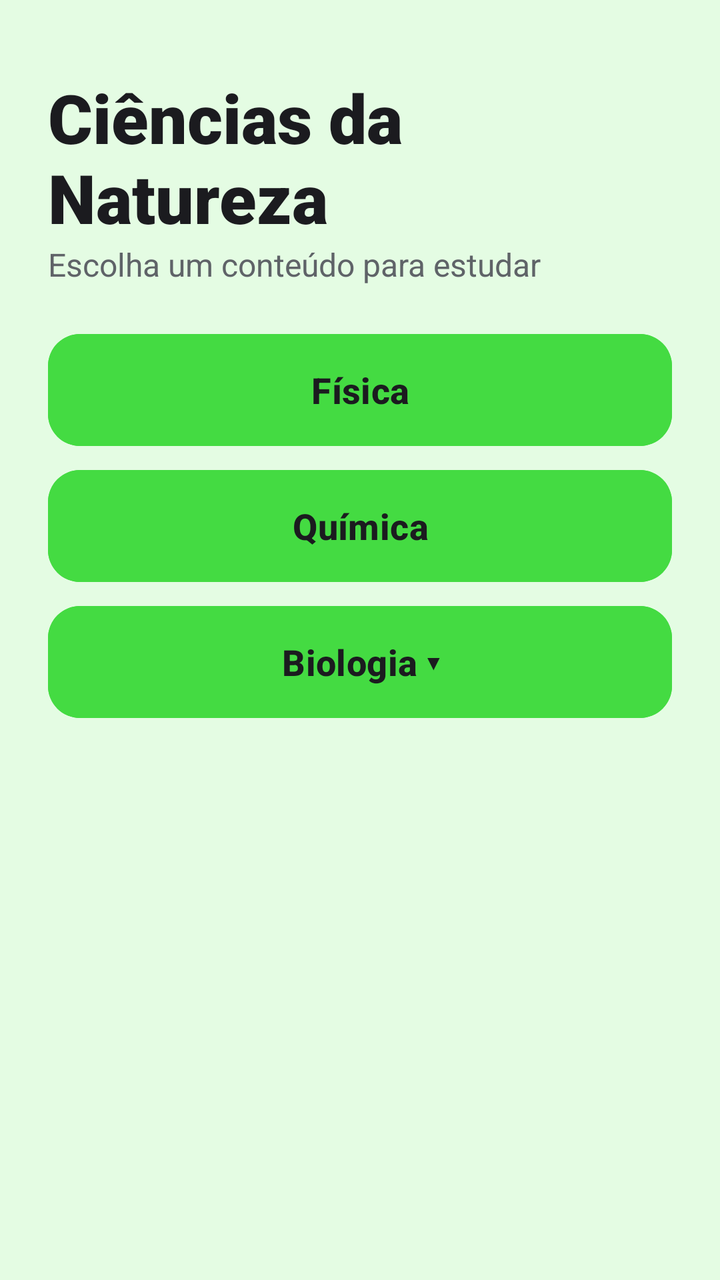
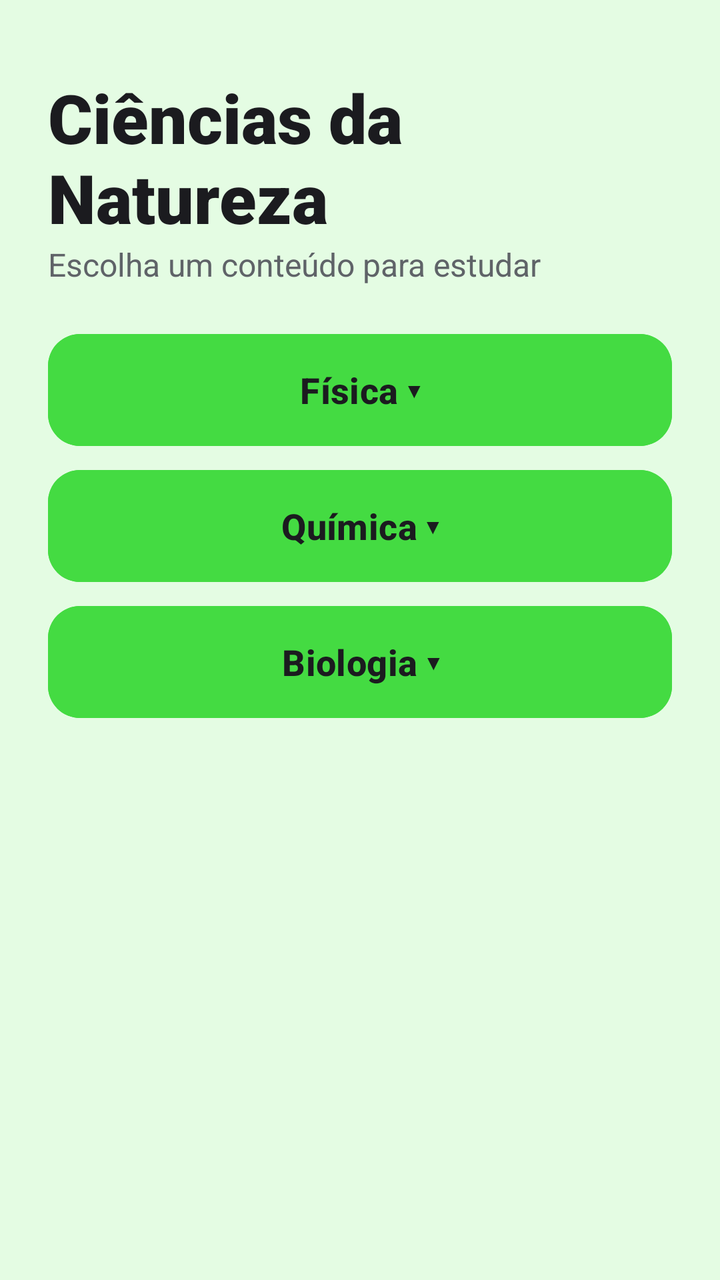

An Android layout rendered at two revisions. The XML below is the earlier revision; the diff shows what the commit changed to produce the second picture.
<!-- AndroidManifest.xml: application theme Theme.BrainUpPrototipo -->
<!-- res/layout/fragment_ciencias_natureza.xml -->
<?xml version="1.0" encoding="utf-8"?>
<ScrollView xmlns:android="http://schemas.android.com/apk/res/android" xmlns:app="http://schemas.android.com/apk/res-auto" xmlns:tools="http://schemas.android.com/tools"
    android:layout_width="match_parent"
    android:layout_height="match_parent"
    android:background="@color/fundocienciasnatureza"
    android:fillViewport="true">

    <LinearLayout
        android:layout_width="match_parent"
        android:layout_height="wrap_content"
        android:orientation="vertical"
        android:padding="24dp">

        <TextView
            android:layout_width="wrap_content"
            android:layout_height="wrap_content"
            android:layout_marginTop="12dp"
            android:fontFamily="sans-serif-black"
            android:text="Ciências da Natureza"
            android:textColor="@color/texto_primario"
            android:textSize="34sp" />

        <TextView
            android:layout_width="wrap_content"
            android:layout_height="wrap_content"
            android:layout_marginBottom="12dp"
            android:text="Escolha um conteúdo para estudar"
            android:textColor="@color/texto_secundario"
            android:textSize="16sp" />

        <Button
            android:id="@+id/btfisica"
            style="@style/BrainUp.Botao"
            android:layout_width="match_parent"
            android:layout_height="wrap_content"
            android:layout_marginTop="12dp"
            android:backgroundTint="@color/cienciasnatureza"
            android:text="Física" />
        <Button
            android:id="@+id/btquimica"
            style="@style/BrainUp.Botao"
            android:layout_width="match_parent"
            android:layout_height="wrap_content"
            android:layout_marginTop="12dp"
            android:backgroundTint="@color/cienciasnatureza"
            android:text="Química" />
        <Button
            android:id="@+id/btbiologia"
            style="@style/BrainUp.Botao"
            android:layout_width="match_parent"
            android:layout_height="wrap_content"
            android:layout_marginTop="12dp"
            android:backgroundTint="@color/cienciasnatureza"
            android:text="Biologia ▾" />
        <LinearLayout
            android:id="@+id/menubiologia"
            android:layout_width="match_parent"
            android:layout_height="wrap_content"
            android:orientation="vertical"
            android:paddingStart="24dp"
            android:visibility="gone">
            <Button
                android:id="@+id/btcitologia"
                style="@style/BrainUp.Botao"
                android:layout_width="match_parent"
                android:layout_height="wrap_content"
                android:layout_marginTop="12dp"
                android:backgroundTint="@color/cienciasnatureza"
                android:text="Citologia" />
            <Button
                android:id="@+id/btgenetica"
                style="@style/BrainUp.Botao"
                android:layout_width="match_parent"
                android:layout_height="wrap_content"
                android:layout_marginTop="12dp"
                android:backgroundTint="@color/cienciasnatureza"
                android:text="Genética" />
            <Button
                android:id="@+id/btevolucao"
                style="@style/BrainUp.Botao"
                android:layout_width="match_parent"
                android:layout_height="wrap_content"
                android:layout_marginTop="12dp"
                android:backgroundTint="@color/cienciasnatureza"
                android:text="Evolução" />
            <Button
                android:id="@+id/btecologia"
                style="@style/BrainUp.Botao"
                android:layout_width="match_parent"
                android:layout_height="wrap_content"
                android:layout_marginTop="12dp"
                android:backgroundTint="@color/cienciasnatureza"
                android:text="Ecologia" />
            <Button
                android:id="@+id/btbotanica"
                style="@style/BrainUp.Botao"
                android:layout_width="match_parent"
                android:layout_height="wrap_content"
                android:layout_marginTop="12dp"
                android:backgroundTint="@color/cienciasnatureza"
                android:text="Botânica" />
            <Button
                android:id="@+id/btfisiologia"
                style="@style/BrainUp.Botao"
                android:layout_width="match_parent"
                android:layout_height="wrap_content"
                android:layout_marginTop="12dp"
                android:backgroundTint="@color/cienciasnatureza"
                android:text="Fisiologia Humana" />
        </LinearLayout>
    </LinearLayout>
</ScrollView>
<!-- resources referenced by this layout -->
<resources>
  <color name="cienciasnatureza">#44db42</color>
  <color name="fundocienciasnatureza">#2027e324</color>
  <color name="texto_primario">#1B1B1F</color>
  <color name="texto_secundario">#5F6368</color>
  <style name="BrainUp.Botao" parent="Widget.Material3.Button">
          <item name="android:textSize">18sp</item>
          <item name="android:textAllCaps">false</item>
          <item name="android:textStyle">bold</item>
          <item name="android:minHeight">56dp</item>
          <item name="android:insetTop">0dp</item>
          <item name="android:insetBottom">0dp</item>
          <item name="cornerRadius">16dp</item>
      </style>
  <style name="Theme.BrainUpPrototipo" parent="Base.Theme.BrainUpPrototipo" />
  <style name="Base.Theme.BrainUpPrototipo" parent="Theme.Material3.Light.NoActionBar">
          <item name="colorPrimary">@color/azul_app</item>
          <item name="colorOnPrimary">@color/texto_primario</item>
          <item name="android:windowBackground">@color/white</item>
          <item name="android:statusBarColor">@android:color/transparent</item>
          <item name="android:navigationBarColor">@android:color/transparent</item>
      </style>
  <color name="azul_app">#38B6FF</color>
  <color name="white">#FFFFFFFF</color>
</resources>

<!-- the commit's change to res/layout/fragment_ciencias_natureza.xml (unified diff, before → after) -->
@@ -35,7 +35,47 @@
             android:layout_height="wrap_content"
             android:layout_marginTop="12dp"
             android:backgroundTint="@color/cienciasnatureza"
-            android:text="Física" />
+            android:text="Física ▾" />
+        <LinearLayout
+            android:id="@+id/menufisica"
+            android:layout_width="match_parent"
+            android:layout_height="wrap_content"
+            android:orientation="vertical"
+            android:paddingStart="24dp"
+            android:visibility="gone">
+            <Button
+                android:id="@+id/btfcinematica"
+                style="@style/BrainUp.Botao"
+                android:layout_width="match_parent"
+                android:layout_height="wrap_content"
+                android:layout_marginTop="12dp"
+                android:backgroundTint="@color/cienciasnatureza"
+                android:text="Cinemática" />
+            <Button
+                android:id="@+id/btfnewton"
+                style="@style/BrainUp.Botao"
+                android:layout_width="match_parent"
+                android:layout_height="wrap_content"
+                android:layout_marginTop="12dp"
+                android:backgroundTint="@color/cienciasnatureza"
+                android:text="Leis de Newton" />
+            <Button
+                android:id="@+id/btfenergia"
+                style="@style/BrainUp.Botao"
+                android:layout_width="match_parent"
+                android:layout_height="wrap_content"
+                android:layout_marginTop="12dp"
+                android:backgroundTint="@color/cienciasnatureza"
+                android:text="Energia e Trabalho" />
+            <Button
+                android:id="@+id/btfeletricidade"
+                style="@style/BrainUp.Botao"
+                android:layout_width="match_parent"
+                android:layout_height="wrap_content"
+                android:layout_marginTop="12dp"
+                android:backgroundTint="@color/cienciasnatureza"
+                android:text="Eletricidade" />
+        </LinearLayout>
         <Button
             android:id="@+id/btquimica"
             style="@style/BrainUp.Botao"
@@ -43,7 +83,47 @@
             android:layout_height="wrap_content"
             android:layout_marginTop="12dp"
             android:backgroundTint="@color/cienciasnatureza"
-            android:text="Química" />
+            android:text="Química ▾" />
+        <LinearLayout
+            android:id="@+id/menuquimica"
+            android:layout_width="match_parent"
+            android:layout_height="wrap_content"
+            android:orientation="vertical"
+            android:paddingStart="24dp"
+            android:visibility="gone">
+            <Button
+                android:id="@+id/btqatomistica"
+                style="@style/BrainUp.Botao"
+                android:layout_width="match_parent"
+                android:layout_height="wrap_content"
+                android:layout_marginTop="12dp"
+                android:backgroundTint="@color/cienciasnatureza"
+                android:text="Atomística e Tabela Periódica" />
+            <Button
+                android:id="@+id/btqligacoes"
+                style="@style/BrainUp.Botao"
+                android:layout_width="match_parent"
+                android:layout_height="wrap_content"
+                android:layout_marginTop="12dp"
+                android:backgroundTint="@color/cienciasnatureza"
+                android:text="Ligações Químicas" />
+            <Button
+                android:id="@+id/btqfuncoes"
+                style="@style/BrainUp.Botao"
+                android:layout_width="match_parent"
+                android:layout_height="wrap_content"
+                android:layout_marginTop="12dp"
+                android:backgroundTint="@color/cienciasnatureza"
+                android:text="Funções Inorgânicas e Reações" />
+            <Button
+                android:id="@+id/btqorganica"
+                style="@style/BrainUp.Botao"
+                android:layout_width="match_parent"
+                android:layout_height="wrap_content"
+                android:layout_marginTop="12dp"
+                android:backgroundTint="@color/cienciasnatureza"
+                android:text="Química Orgânica" />
+        </LinearLayout>
         <Button
             android:id="@+id/btbiologia"
             style="@style/BrainUp.Botao"
